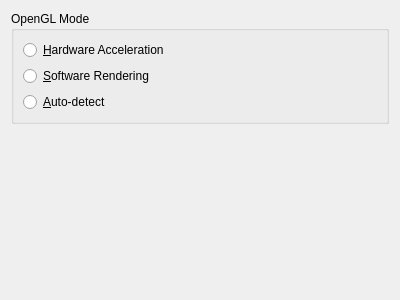
First picture: the form in src/plugins/qt4projectmanager/qt-maemo/maemoqemusettingswidget.ui, repository qt-creator/qt-creator, before the edit.
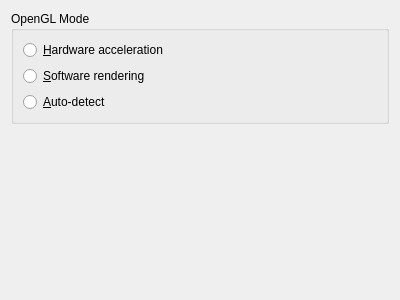
Second picture: the form after the edit.

Commit message: UI text: fix capitalization

The edit to the form file:
```diff
--- a/src/plugins/qt4projectmanager/qt-maemo/maemoqemusettingswidget.ui
+++ b/src/plugins/qt4projectmanager/qt-maemo/maemoqemusettingswidget.ui
@@ -23,14 +23,14 @@
       <item>
        <widget class="QRadioButton" name="hardwareAccelerationButton">
         <property name="text">
-         <string>&amp;Hardware Acceleration</string>
+         <string>&amp;Hardware acceleration</string>
         </property>
        </widget>
       </item>
       <item>
        <widget class="QRadioButton" name="softwareRenderingButton">
         <property name="text">
-         <string>&amp;Software Rendering</string>
+         <string>&amp;Software rendering</string>
         </property>
        </widget>
       </item>
```
The commit also changes 6 other files.
